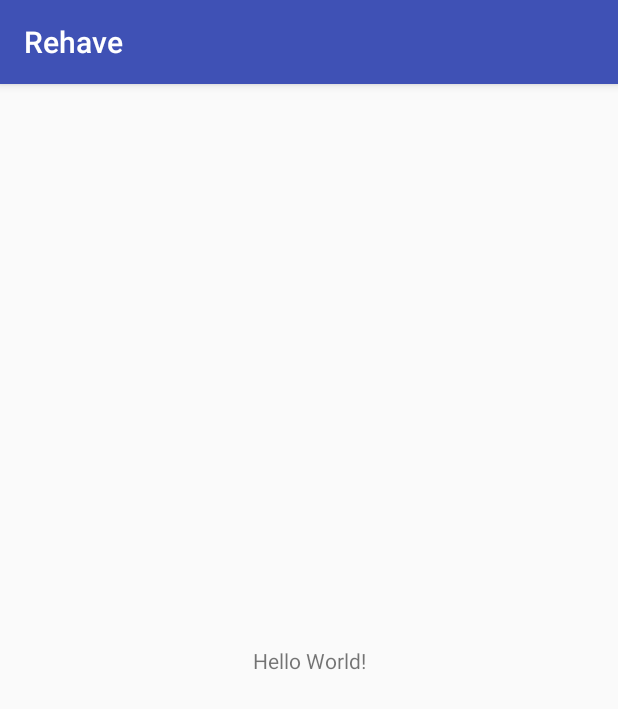
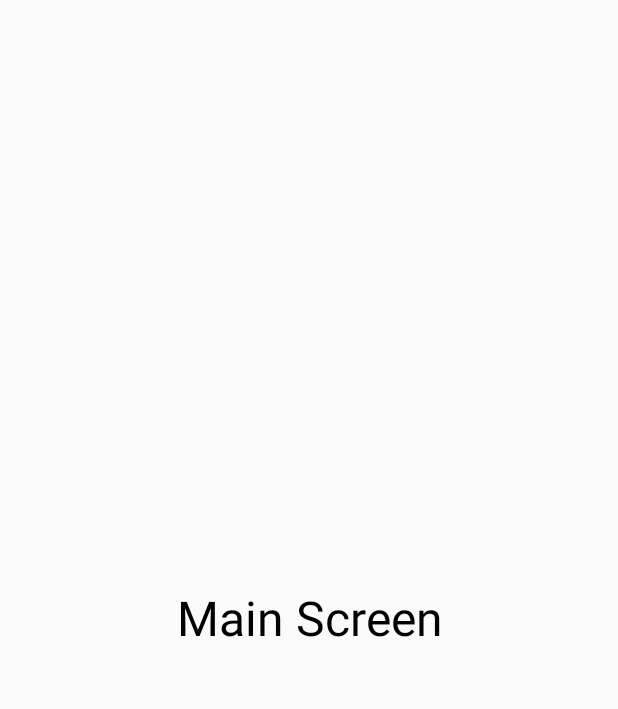
Before and after one commit to amir-hossain/rehave, an Android app: the screen it shows after launch (SpalashScreenActivity before the commit, MainActivity after it), on a phone screen of 412 x 824 dp. Shown: the top 709 px of the screen. Run offline under Robolectric (Android 15) with nearby library versions, the light colour scheme and no system bars.

Commit message:
splash screen added

```diff
--- a/app/src/main/AndroidManifest.xml
+++ b/app/src/main/AndroidManifest.xml
@@ -7,15 +7,21 @@
         android:icon="@mipmap/ic_launcher"
         android:label="@string/app_name"
         android:roundIcon="@mipmap/ic_launcher_round"
-        android:supportsRtl="true"
         android:theme="@style/AppTheme">
-        <activity android:name=".SpalashScreenActivity">
+
+        <activity
+            android:name=".SplashScreenActivity"
+            android:theme="@style/splashTheme">
             <intent-filter>
-                <action android:name="android.intent.action.MAIN" />
+                <action android:name="android.intent.action.MAIN"/>
 
-                <category android:name="android.intent.category.LAUNCHER" />
+                <category android:name="android.intent.category.LAUNCHER"/>
             </intent-filter>
         </activity>
+
+        <activity
+            android:name=".MainActivity"
+            android:screenOrientation="portrait"/>
     </application>
 
 </manifest>
--- a/app/src/main/java/com/example/amir/rehave/SpalashScreenActivity.java
+++ b/app/src/main/java/com/example/amir/rehave/MainActivity.java
@@ -3,11 +3,11 @@ package com.example.amir.rehave;
 import android.support.v7.app.AppCompatActivity;
 import android.os.Bundle;
 
-public class SpalashScreenActivity extends AppCompatActivity {
+public class MainActivity extends AppCompatActivity {
 
     @Override
     protected void onCreate(Bundle savedInstanceState) {
         super.onCreate(savedInstanceState);
-        setContentView(R.layout.activity_spalash_screen);
+        setContentView(R.layout.activity_main);
     }
 }
--- /dev/null
+++ b/app/src/main/java/com/example/amir/rehave/SplashScreenActivity.java
@@ -0,0 +1,27 @@
+package com.example.amir.rehave;
+
+import android.content.Intent;
+import android.os.Handler;
+import android.support.v7.app.AppCompatActivity;
+import android.os.Bundle;
+
+public class SplashScreenActivity extends AppCompatActivity {
+
+    @Override
+    protected void onCreate(Bundle savedInstanceState) {
+        super.onCreate(savedInstanceState);
+        setContentView(R.layout.activity_spalash_screen);
+
+        new Handler().postDelayed(new Runnable() {
+            @Override
+            public void run() {
+
+                startActivity(new Intent(SplashScreenActivity.this, MainActivity.class));
+                finish();
+
+            }
+
+        }, 3000);
+    }
+
+}
--- /dev/null
+++ b/app/src/main/res/layout/activity_main.xml
@@ -0,0 +1,15 @@
+<?xml version="1.0" encoding="utf-8"?>
+<LinearLayout xmlns:android="http://schemas.android.com/apk/res/android"
+    android:layout_width="match_parent"
+    android:layout_height="match_parent"
+    android:orientation="vertical">
+
+    <TextView
+        android:id="@+id/textView"
+        android:layout_width="match_parent"
+        android:layout_height="match_parent"
+        android:gravity="center"
+        android:text="Main Screen"
+        android:textColor="@android:color/black"
+        android:textSize="32sp"/>
+</LinearLayout>
--- a/app/src/main/res/layout/activity_spalash_screen.xml
+++ b/app/src/main/res/layout/activity_spalash_screen.xml
@@ -1,18 +1,17 @@
 <?xml version="1.0" encoding="utf-8"?>
-<android.support.constraint.ConstraintLayout xmlns:android="http://schemas.android.com/apk/res/android"
+<LinearLayout
+    xmlns:android="http://schemas.android.com/apk/res/android"
     xmlns:app="http://schemas.android.com/apk/res-auto"
     xmlns:tools="http://schemas.android.com/tools"
     android:layout_width="match_parent"
     android:layout_height="match_parent"
-    tools:context=".SpalashScreenActivity">
+    tools:context="com.example.amir.rehave.SplashScreenActivity">
 
-    <TextView
-        android:layout_width="wrap_content"
+    <ImageView
+        android:id="@+id/imageView"
+        android:layout_width="match_parent"
         android:layout_height="wrap_content"
-        android:text="Hello World!"
-        app:layout_constraintBottom_toBottomOf="parent"
-        app:layout_constraintLeft_toLeftOf="parent"
-        app:layout_constraintRight_toRightOf="parent"
-        app:layout_constraintTop_toTopOf="parent" />
+        android:scaleType="centerCrop"
+        app:srcCompat="@drawable/android" />
 
-</android.support.constraint.ConstraintLayout>
+</LinearLayout>
--- a/app/src/main/res/values/styles.xml
+++ b/app/src/main/res/values/styles.xml
@@ -1,11 +1,22 @@
 <resources>
 
     <!-- Base application theme. -->
-    <style name="AppTheme" parent="Theme.AppCompat.Light.DarkActionBar">
+    <style name="AppTheme"
+        parent="Theme.AppCompat.Light.NoActionBar">
         <!-- Customize your theme here. -->
         <item name="colorPrimary">@color/colorPrimary</item>
         <item name="colorPrimaryDark">@color/colorPrimaryDark</item>
         <item name="colorAccent">@color/colorAccent</item>
     </style>
 
+    <style name="splashTheme"
+        parent="Theme.AppCompat.Light.NoActionBar">
+        <!-- Customize your theme here. -->
+        <item name="colorPrimary">@color/colorPrimary</item>
+        <item name="colorPrimaryDark">@color/colorPrimaryDark</item>
+        <item name="colorAccent">@color/colorAccent</item>
+        <item name="android:fitsSystemWindows">true</item>
+        <item name="android:windowFullscreen">true</item>
+    </style>
+
 </resources>
```
Also changed, not shown: app/src/main/res/drawable/android.jpg (added).
